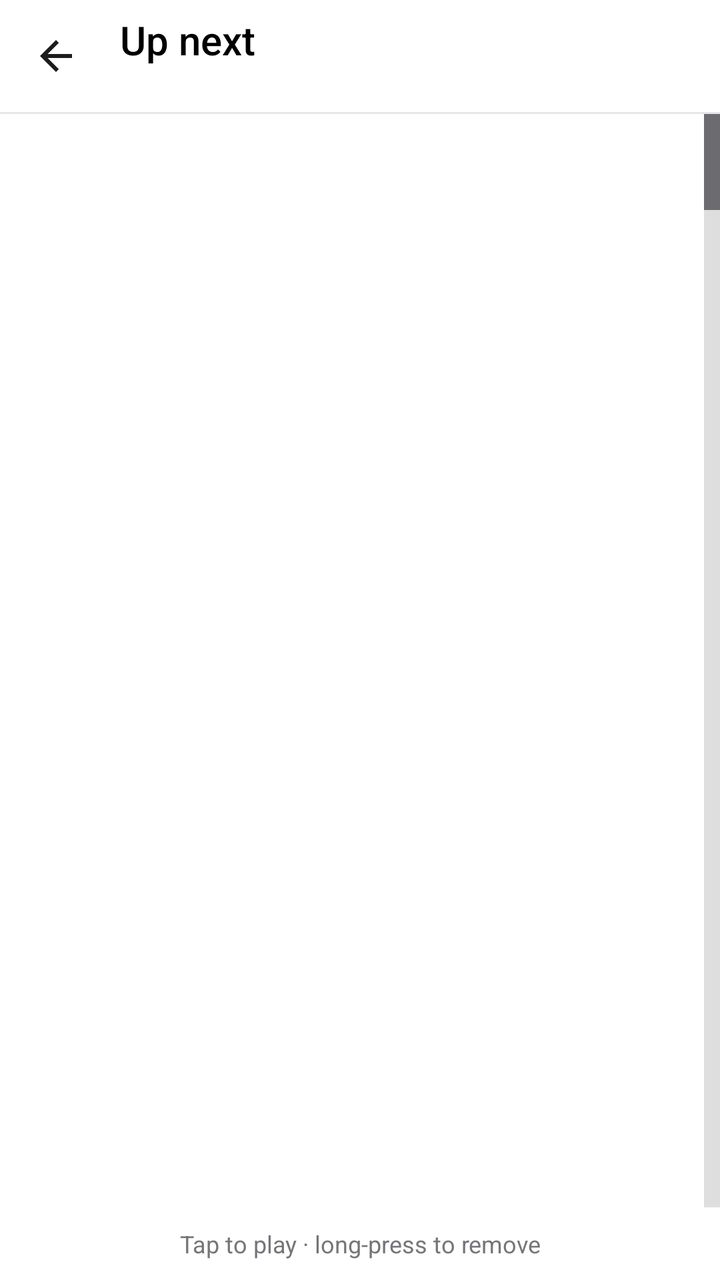
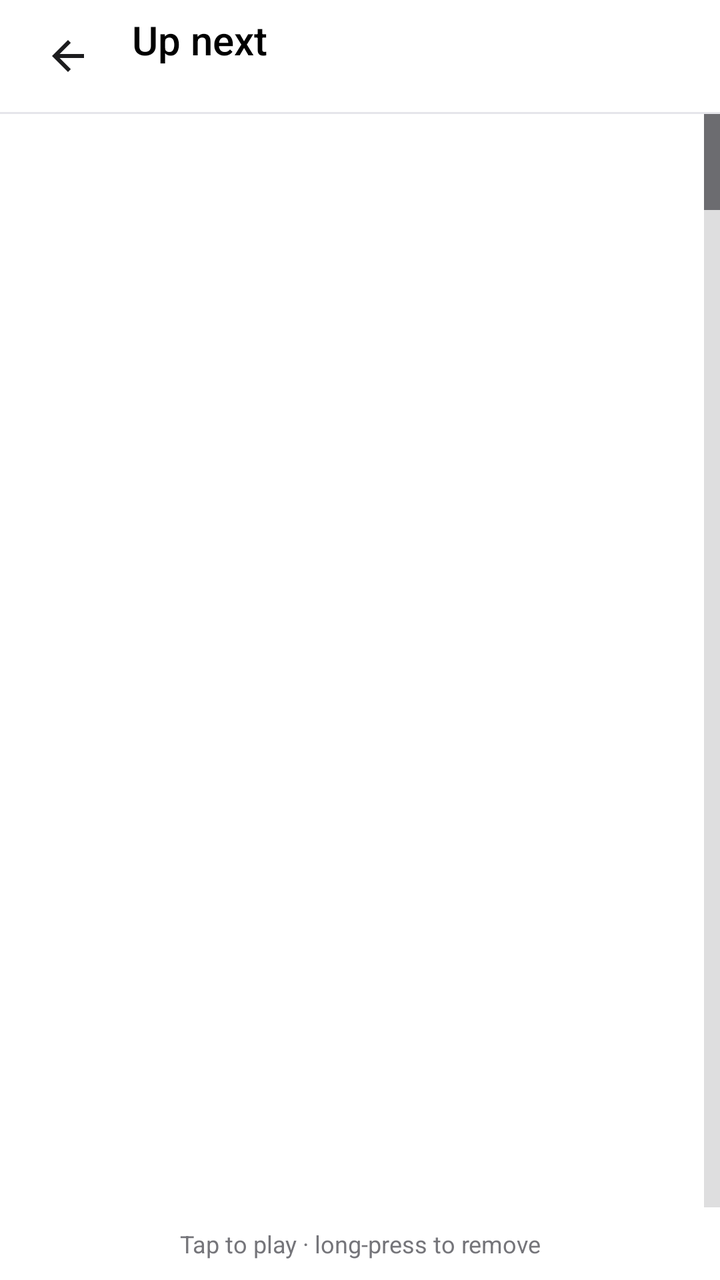

Screens rendered from an Android XML layout before and after an edit, with the pre-edit source and the edit as a unified diff.
<!-- AndroidManifest.xml: application theme AppTheme -->
<!-- res/layout/activity_queue.xml -->
<?xml version="1.0" encoding="utf-8"?>
<LinearLayout xmlns:android="http://schemas.android.com/apk/res/android"
    android:layout_width="match_parent"
    android:layout_height="match_parent"
    android:orientation="vertical">

    <LinearLayout
        style="@style/TopBar"
        android:paddingStart="4dp"
        android:paddingEnd="4dp">

        <ImageButton
            android:id="@+id/btn_back"
            style="@style/IconButton"
            android:contentDescription="@string/cd_back"
            android:src="@drawable/ic_arrow_back" />

        <LinearLayout
            android:layout_width="0dp"
            android:layout_height="wrap_content"
            android:layout_marginStart="8dp"
            android:layout_weight="1"
            android:orientation="vertical">

            <TextView
                style="@style/TopTitle"
                android:text="@string/up_next" />

            <TextView
                android:id="@+id/subtitle"
                style="@style/TopSubtitle" />
        </LinearLayout>
    </LinearLayout>

    <View
        android:layout_width="match_parent"
        android:layout_height="1dp"
        android:background="@color/divider"
        android:tag="glass:hide" />

    <FrameLayout
        android:layout_width="match_parent"
        android:layout_height="0dp"
        android:layout_weight="1"
        android:tag="glass:card,margin">

        <ListView
            android:id="@+id/list"
            android:layout_width="match_parent"
            android:layout_height="match_parent"
            android:divider="@null"
            android:dividerHeight="0dp"
            android:fastScrollEnabled="true"
            android:listSelector="@android:color/transparent"
            android:scrollbars="none" />

        <TextView
            android:id="@+id/empty"
            android:layout_width="match_parent"
            android:layout_height="match_parent"
            android:gravity="center"
            android:text="@string/queue_empty"
            android:textColor="@color/text_secondary"
            android:textSize="16sp"
            android:visibility="gone" />
    </FrameLayout>

    <TextView
        android:layout_width="match_parent"
        android:layout_height="wrap_content"
        android:gravity="center"
        android:padding="10dp"
        android:text="@string/queue_hint"
        android:textColor="@color/text_tertiary"
        android:textSize="12sp" />
</LinearLayout>
<!-- resources referenced by this layout -->
<resources>
  <color name="divider">#38383A</color>
  <color name="text_secondary">#A1A1A6</color>
  <color name="text_tertiary">#8E8E93</color>
  <!-- drawable ic_arrow_back (drawable) -->
  <?xml version="1.0" encoding="utf-8"?>
  <vector xmlns:android="http://schemas.android.com/apk/res/android"
      android:width="24dp"
      android:height="24dp"
      android:viewportWidth="24"
      android:viewportHeight="24">
      <path
          android:fillColor="#FFFFFFFF"
          android:pathData="M20,11H7.83l5.59,-5.59L12,4l-8,8 8,8 1.41,-1.41L7.83,13H20v-2z" />
  </vector>
  <string name="cd_back">Back</string>
  <string name="queue_empty">The queue is empty</string>
  <string name="queue_hint">Tap to play · long-press to remove</string>
  <string name="up_next">Up next</string>
  <style name="IconButton">
          <item name="android:layout_width">@dimen/icon_btn</item>
          <item name="android:layout_height">@dimen/icon_btn</item>
          <item name="android:background">?android:attr/selectableItemBackgroundBorderless</item>
          <item name="android:scaleType">center</item>
          <item name="android:tint">@color/icon</item>
      </style>
  <style name="TopBar">
          <item name="android:layout_width">match_parent</item>
          <item name="android:layout_height">@dimen/topbar_height</item>
          <item name="android:orientation">horizontal</item>
          <item name="android:gravity">center_vertical</item>
          <item name="android:paddingStart">@dimen/gutter</item>
          <item name="android:paddingEnd">4dp</item>
      </style>
  <style name="TopSubtitle">
          <item name="android:layout_width">wrap_content</item>
          <item name="android:layout_height">wrap_content</item>
          <item name="android:textColor">@color/text_secondary</item>
          <item name="android:textSize">@dimen/text_top_subtitle</item>
          <item name="android:maxLines">1</item>
          <item name="android:ellipsize">end</item>
      </style>
  <style name="TopTitle">
          <item name="android:layout_width">wrap_content</item>
          <item name="android:layout_height">wrap_content</item>
          <item name="android:textColor">@color/text_primary</item>
          <item name="android:textSize">@dimen/text_top_title</item>
          <item name="android:fontFamily">sans-serif-medium</item>
          <item name="android:maxLines">1</item>
          <item name="android:ellipsize">end</item>
      </style>
  <dimen name="icon_btn">48dp</dimen>
  <color name="icon">#FFFFFF</color>
  <dimen name="topbar_height">56dp</dimen>
  <dimen name="gutter">16dp</dimen>
  <dimen name="text_top_subtitle">12sp</dimen>
  <color name="text_primary">#FFFFFF</color>
  <dimen name="text_top_title">20sp</dimen>
  <color name="surface">#1C1C1E</color>
  <color name="bg">#000000</color>
  <color name="accent_text">#FF453A</color>
  <color name="ripple">#33FFFFFF</color>
  <style name="AppDialog" parent="android:Theme.Material.Dialog.Alert">
          <item name="android:colorBackground">@color/surface_raised</item>
          <item name="android:colorAccent">@color/accent_text</item>
          <item name="android:textColorPrimary">@color/text_primary</item>
          <item name="android:textColorSecondary">@color/text_secondary</item>
      </style>
  <style name="AppPopup" parent="android:Widget.Material.PopupMenu">
          <item name="android:popupBackground">@color/surface_raised</item>
      </style>
  <style name="AppSwitch" parent="android:Widget.Material.CompoundButton.Switch">
          <item name="android:thumb">@drawable/switch_thumb</item>
          <item name="android:track">@drawable/switch_track</item>
          <item name="android:splitTrack">false</item>
          <item name="android:showText">false</item>
          <item name="android:background">@null</item>
      </style>
  <color name="surface_raised">#2C2C2E</color>
  <color name="outline">#48484A</color>
  <color name="accent">#E5202B</color>
  <color name="eq_track">#3A3A3C</color>
  <!-- unchanged entries left out for length: 3 -->
</resources>

<!-- the commit's change to res/layout/activity_queue.xml (unified diff, before → after) -->
@@ -11,6 +11,8 @@
 
         <ImageButton
             android:id="@+id/btn_back"
+            android:layout_marginStart="6dp"
+            android:tag="glass:pill"
             style="@style/IconButton"
             android:contentDescription="@string/cd_back"
             android:src="@drawable/ic_arrow_back" />
